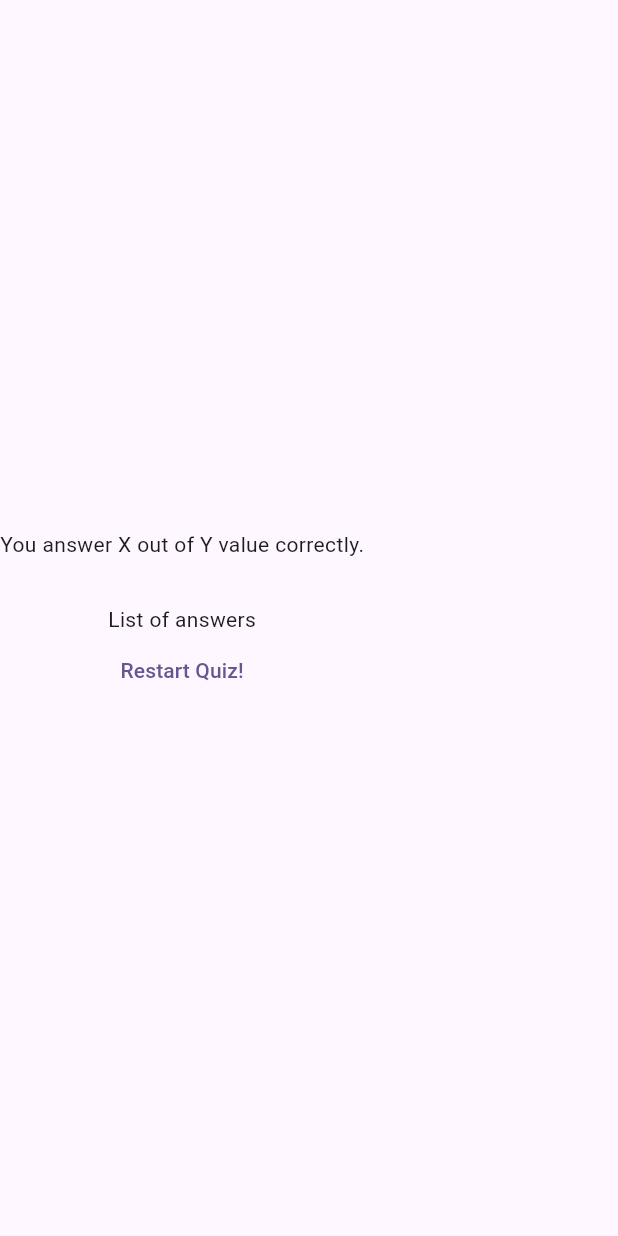
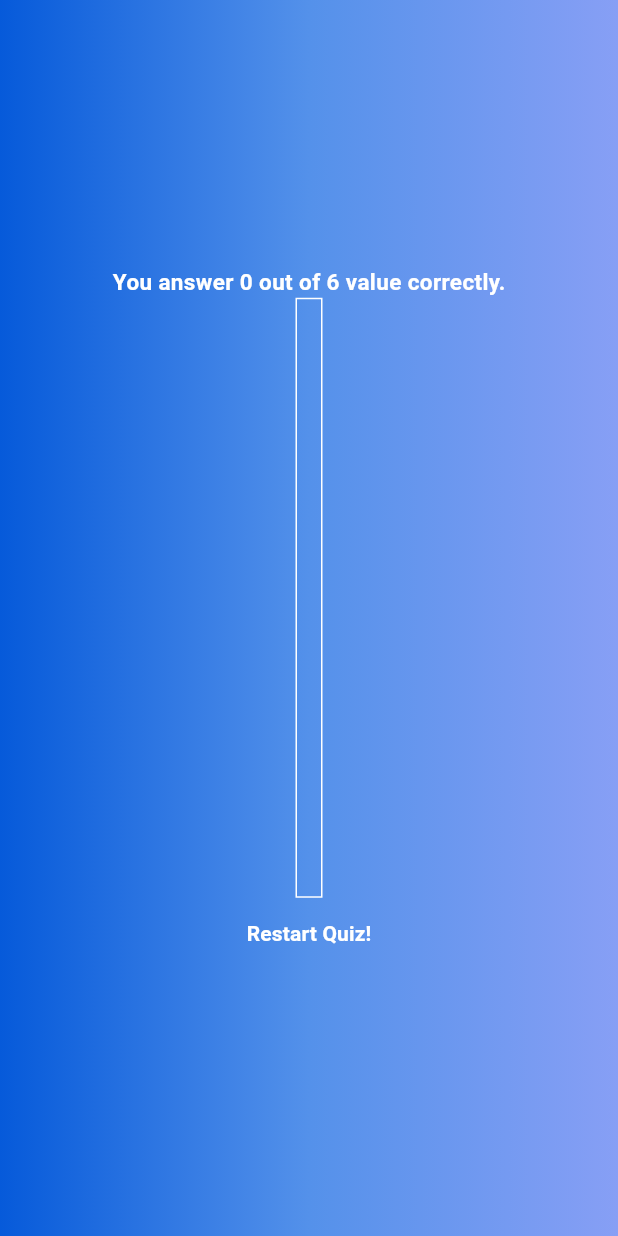
Before and after one commit to jainil30/QuizApp, a Flutter app: the ResultScreen screen opened directly with empty values, on a phone screen of 412 x 824 dp. Run offline on Flutter 3.47's test engine with Material 3 defaults, Android fonts, the phone set to English and light mode, and no system bars.

Commit message:
Final Commit

```diff
--- /dev/null
+++ b/lib/CustomTextWidget.dart
@@ -0,0 +1,14 @@
+import 'package:flutter/material.dart';
+
+class CustomTextWidget extends StatelessWidget {
+  const CustomTextWidget({super.key, required this.text, required this.color});
+  final String text;
+  final Color color;
+  @override
+  Widget build(BuildContext context) {
+    return Text(
+      text,
+      style: TextStyle(color: color, fontWeight: FontWeight.bold),
+    );
+  }
+}
--- a/lib/modals/quiz_questions.dart
+++ b/lib/modals/quiz_questions.dart
@@ -1,12 +1,10 @@
-class QuizQuestion{
-
-
+class QuizQuestion {
   QuizQuestion(this.question, this.answers);
 
   final String question;
   final List<String> answers;
 
-  List<String> getShuffledAnswers(){
+  List<String> get shuffledAnswers {
     final shuffledList = List.of(answers);
     shuffledList.shuffle();
 
--- a/lib/result_screen.dart
+++ b/lib/result_screen.dart
@@ -1,23 +1,90 @@
 import 'package:flutter/material.dart';
+import 'package:quiz/CustomTextWidget.dart';
+import 'package:quiz/data/questions.dart';
+
+import 'questions_summary.dart';
 
 class ResultScreen extends StatelessWidget {
-  ResultScreen({super.key, required this.chosenAnswers});
+  ResultScreen(
+      {super.key, required this.chosenAnswers, required this.onRestart});
+
+  final Function onRestart;
+  List<Map<String, Object>> get summaryData {
+    final List<Map<String, Object>> summary = [];
+
+    for (var i = 0; i < chosenAnswers.length; i++) {
+      summary.add({
+        'question_id': i,
+        'questions': questions[i].question,
+        'correct_answer': questions[i].answers[0],
+        'user_answer': chosenAnswers[i]
+      });
+    }
+
+    return summary;
+  }
 
   final List<String> chosenAnswers;
   @override
   Widget build(BuildContext context) {
-    return SizedBox(
-      child: Container(
-        child: Column(
-          mainAxisAlignment: MainAxisAlignment.center,
-          children: [
-            const Text("You answer X out of Y value correctly."),
-            const SizedBox(
-              height: 30,
+    // final summaryData = getSummaryData();
+    final numberOfTotalQuestions = questions.length;
+    final numberOfCorrectAnswers = summaryData
+        .where(
+          (element) => element['correct_answer'] == element['user_answer'],
+        )
+        .length;
+
+    return Scaffold(
+      body: Container(
+        width: double.infinity,
+        height: double.infinity,
+        decoration: const BoxDecoration(
+          gradient: LinearGradient(
+            colors: [
+              Color.fromRGBO(6, 90, 218, 1.0),
+              Color.fromRGBO(84, 145, 234, 1.0),
+              Color.fromRGBO(135, 159, 245, 1.0),
+            ],
+          ),
+        ),
+        child: SizedBox(
+          width: double.infinity,
+          child: Container(
+            margin: EdgeInsets.all(40),
+            child: Column(
+              mainAxisAlignment: MainAxisAlignment.center,
+              children: [
+                Text(
+                  "You answer $numberOfCorrectAnswers out of $numberOfTotalQuestions value correctly.",
+                  style: const TextStyle(
+                      fontSize: 15,
+                      color: Colors.white,
+                      fontWeight: FontWeight.bold),
+                ),
+                SizedBox(
+                    height: 400,
+                    child: Container(
+                      decoration: BoxDecoration(
+                        border: Border.all(color: Colors.white),
+                      ),
+                      child: Padding(
+                        padding: EdgeInsets.all(8),
+                        child: SingleChildScrollView(
+                            child: QuestionsSummary(summaryData)),
+                      ),
+                    )),
+                TextButton(
+                    onPressed: () {
+                      onRestart();
+                    },
+                    child: const CustomTextWidget(
+                      text: "Restart Quiz!",
+                      color: Colors.white,
+                    ))
+              ],
             ),
-            const Text("List of answers"),
-            TextButton(onPressed: () {}, child: const Text("Restart Quiz!"))
-          ],
+          ),
         ),
       ),
     );
```
Also changed, not shown: lib/questions_screen.dart (+15 -25 lines), lib/questions_summary.dart (added, +57 -0 lines), lib/quiz.dart (+11 -2 lines).
